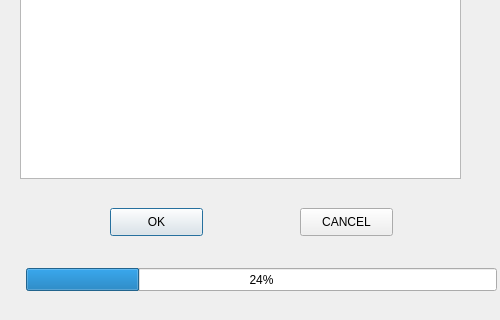
Qt form main_window.ui (Arkos666/sniff-1.0) before a commit; both pictures show x 0 to 500 and y 202 to 522 of the 500 by 522 pixel window.
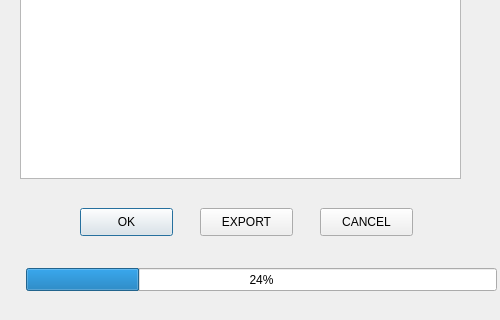
The same form after that commit.

Commit message: Improve best practices Solve problems with threads and freeze when you scan a second time create button to export to csv fixed cancel button (after cancel you wasn't able to scan again) icon on top left of window clean table when you re-scan

Patch:
```diff
--- a/main_window.ui
+++ b/main_window.ui
@@ -191,7 +191,7 @@
    </property>
    <property name="geometry">
     <rect>
-     <x>110</x>
+     <x>80</x>
      <y>410</y>
      <width>93</width>
      <height>28</height>
@@ -230,7 +230,7 @@
    </property>
    <property name="geometry">
     <rect>
-     <x>300</x>
+     <x>320</x>
      <y>410</y>
      <width>93</width>
      <height>28</height>
@@ -240,6 +240,22 @@
     <string>CANCEL</string>
    </property>
   </widget>
+  <widget class="QPushButton" name="btn_Export">
+   <property name="enabled">
+    <bool>true</bool>
+   </property>
+   <property name="geometry">
+    <rect>
+     <x>200</x>
+     <y>410</y>
+     <width>93</width>
+     <height>28</height>
+    </rect>
+   </property>
+   <property name="text">
+    <string>EXPORT</string>
+   </property>
+  </widget>
  </widget>
  <resources/>
  <connections/>
```
The commit also changes 8 other files.
